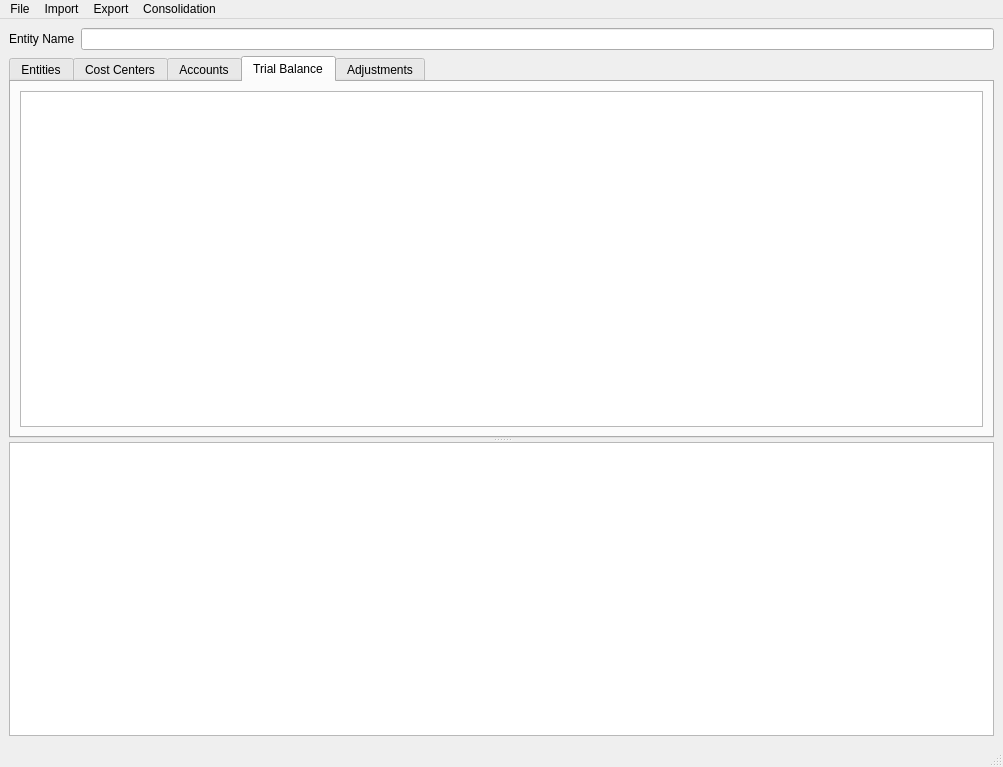
The window that ui/MainWindow.ui (herrsmitty8128/ConsolidationBuilder) describes before a commit, drawn with Qt 5.
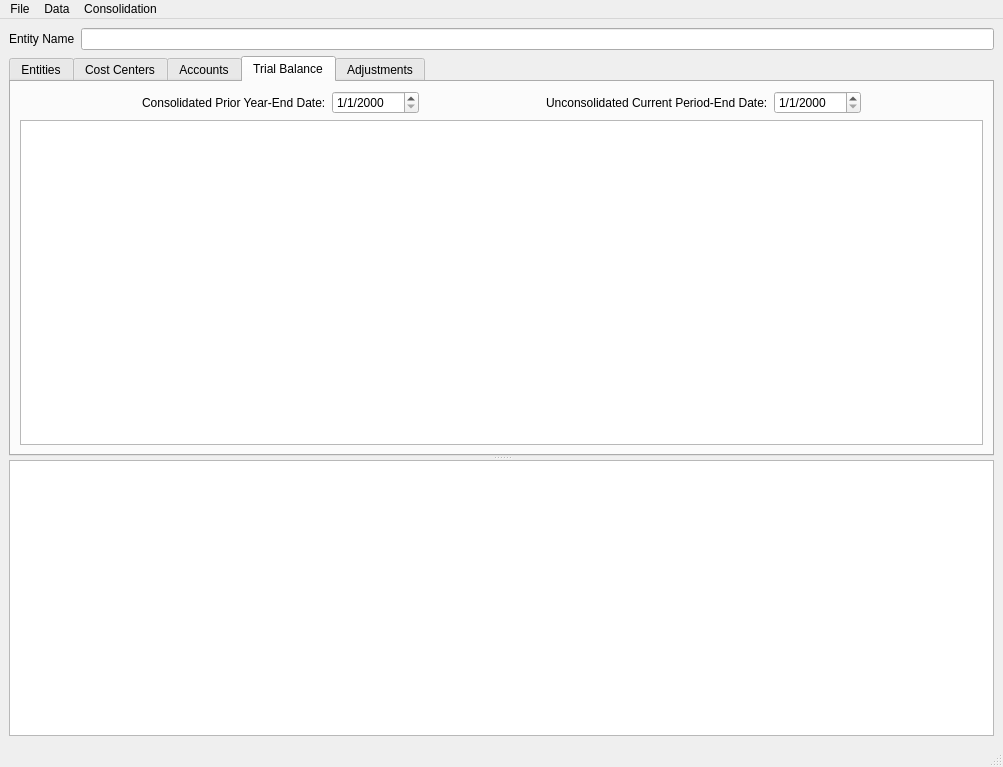
The same window after the commit. The open tabs and pages were chosen to show the change.

```diff
--- a/ui/MainWindow.ui
+++ b/ui/MainWindow.ui
@@ -77,7 +77,82 @@
            </attribute>
            <layout class="QHBoxLayout" name="horizontalLayout_5">
             <item>
-             <widget class="QTableView" name="trialBalanceTableView"/>
+             <layout class="QVBoxLayout" name="verticalLayout_2">
+              <item>
+               <layout class="QGridLayout" name="gridLayout">
+                <item row="0" column="1">
+                 <widget class="QLabel" name="label_2">
+                  <property name="text">
+                   <string>Consolidated Prior Year-End Date:</string>
+                  </property>
+                 </widget>
+                </item>
+                <item row="0" column="4">
+                 <widget class="QLabel" name="label_3">
+                  <property name="text">
+                   <string>Unconsolidated Current Period-End Date:</string>
+                  </property>
+                 </widget>
+                </item>
+                <item row="0" column="5">
+                 <widget class="QDateEdit" name="dateEdit">
+                  <property name="displayFormat">
+                   <string>M/d/yyyy</string>
+                  </property>
+                 </widget>
+                </item>
+                <item row="0" column="2">
+                 <widget class="QDateEdit" name="dateEdit_2">
+                  <property name="displayFormat">
+                   <string>M/d/yyyy</string>
+                  </property>
+                 </widget>
+                </item>
+                <item row="0" column="0">
+                 <spacer name="horizontalSpacer_2">
+                  <property name="orientation">
+                   <enum>Qt::Horizontal</enum>
+                  </property>
+                  <property name="sizeHint" stdset="0">
+                   <size>
+                    <width>40</width>
+                    <height>20</height>
+                   </size>
+                  </property>
+                 </spacer>
+                </item>
+                <item row="0" column="3">
+                 <spacer name="horizontalSpacer">
+                  <property name="orientation">
+                   <enum>Qt::Horizontal</enum>
+                  </property>
+                  <property name="sizeHint" stdset="0">
+                   <size>
+                    <width>40</width>
+                    <height>20</height>
+                   </size>
+                  </property>
+                 </spacer>
+                </item>
+                <item row="0" column="6">
+                 <spacer name="horizontalSpacer_3">
+                  <property name="orientation">
+                   <enum>Qt::Horizontal</enum>
+                  </property>
+                  <property name="sizeHint" stdset="0">
+                   <size>
+                    <width>40</width>
+                    <height>20</height>
+                   </size>
+                  </property>
+                 </spacer>
+                </item>
+               </layout>
+              </item>
+              <item>
+               <widget class="QTableView" name="trialBalanceTableView"/>
+              </item>
+             </layout>
             </item>
            </layout>
           </widget>
@@ -125,23 +200,30 @@
    </widget>
    <widget class="QMenu" name="menuEdit">
     <property name="title">
-     <string>Import</string>
+     <string>Data</string>
     </property>
-    <addaction name="actionAdd_entity"/>
-    <addaction name="actionDelete_selected_entity"/>
-    <addaction name="actionAdd_cost_center"/>
-    <addaction name="actionDelete_selected_cost_center"/>
-    <addaction name="actionAdjustments"/>
-   </widget>
-   <widget class="QMenu" name="menuExport">
-    <property name="title">
-     <string>Export</string>
-    </property>
-    <addaction name="actionEntities"/>
-    <addaction name="actionCost_Centers"/>
-    <addaction name="actionAccounts"/>
-    <addaction name="actionTrial_Balance"/>
-    <addaction name="actionAdjustments_2"/>
+    <widget class="QMenu" name="menuImport">
+     <property name="title">
+      <string>Import</string>
+     </property>
+     <addaction name="actionImportEntities"/>
+     <addaction name="actionImportCostCenters"/>
+     <addaction name="actionImportAccounts"/>
+     <addaction name="actionImportTrialBalance"/>
+     <addaction name="actionImportAdjustments"/>
+    </widget>
+    <widget class="QMenu" name="menuExport">
+     <property name="title">
+      <string>Export</string>
+     </property>
+     <addaction name="actionExportEntities"/>
+     <addaction name="actionExportCostCenters"/>
+     <addaction name="actionExportAccounts"/>
+     <addaction name="actionExportTrialBalance"/>
+     <addaction name="actionExportAdjustments"/>
+    </widget>
+    <addaction name="menuImport"/>
+    <addaction name="menuExport"/>
    </widget>
    <widget class="QMenu" name="menuConsolidation">
     <property name="title">
@@ -153,7 +235,6 @@
    </widget>
    <addaction name="menuFile"/>
    <addaction name="menuEdit"/>
-   <addaction name="menuExport"/>
    <addaction name="menuConsolidation"/>
   </widget>
   <widget class="QStatusBar" name="statusbar"/>
```
Left out of the diff: 269 changed lines with no effect on the pictures.
